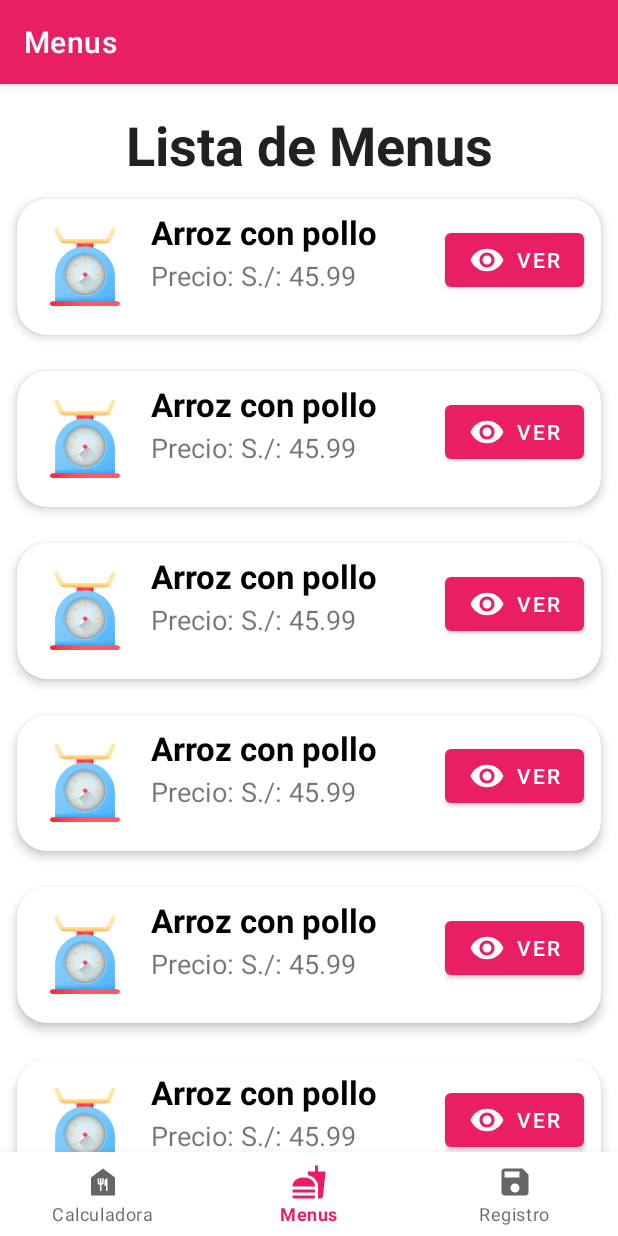
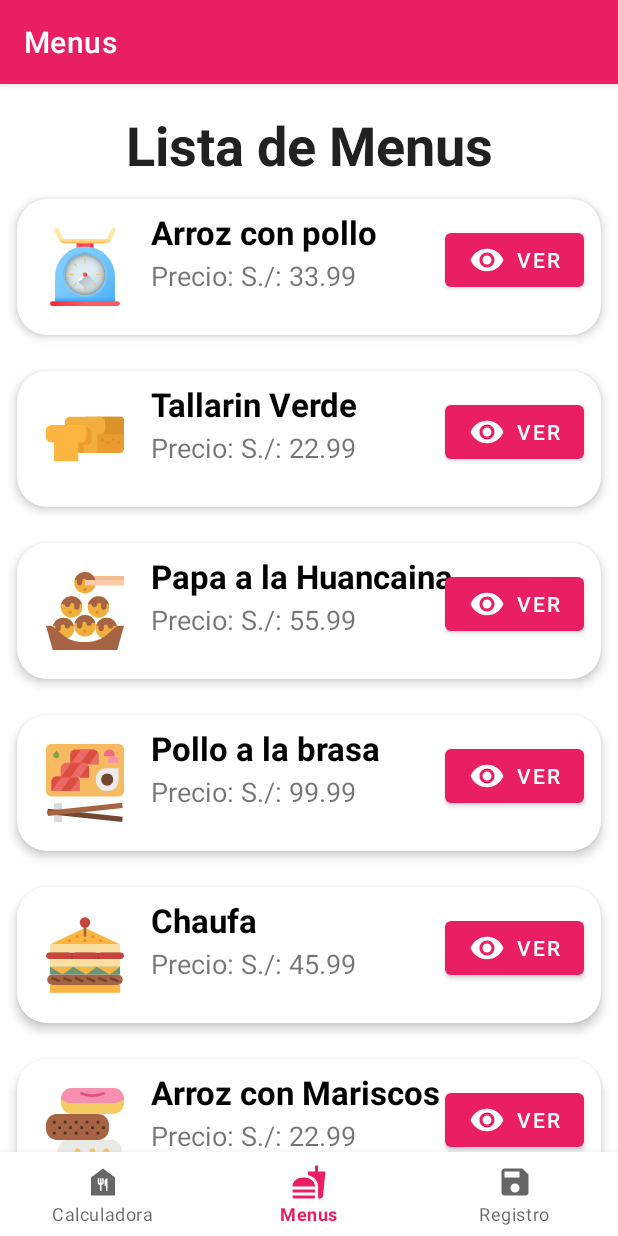
Before and after one commit to maximopeoficiales/RecyclerViewFragment, an Android app: the DashboardFragment screen opened through its navigation route, on a phone screen of 412 x 824 dp. Run offline under Robolectric (Android 15) with nearby library versions, the phone set to English and light mode, and no system bars; our stand-ins replace navigation-ui; libraries missing offline, so code that uses them is left out: es.dmoral.toasty.

Commit message:
se termino app

```diff
--- a/app/src/main/java/com/maximoprog/appbottomnavigationfragment/ui/dashboard/DashboardFragment.java
+++ b/app/src/main/java/com/maximoprog/appbottomnavigationfragment/ui/dashboard/DashboardFragment.java
@@ -38,12 +38,12 @@ public class DashboardFragment extends Fragment {
         });
 //        cargo mi adapter
         listMenu = new ArrayList<>();
-        listMenu.add(new Menu(listMenu.size() + 1, "Arroz con pollo", "45.99", "alguna descripcion", R.drawable.ic_food_scale));
-        listMenu.add(new Menu(listMenu.size() + 1, "Arroz con pollo", "45.99", "alguna descripcion", R.drawable.ic_food_scale));
-        listMenu.add(new Menu(listMenu.size() + 1, "Arroz con pollo", "45.99", "alguna descripcion", R.drawable.ic_food_scale));
-        listMenu.add(new Menu(listMenu.size() + 1, "Arroz con pollo", "45.99", "alguna descripcion", R.drawable.ic_food_scale));
-        listMenu.add(new Menu(listMenu.size() + 1, "Arroz con pollo", "45.99", "alguna descripcion", R.drawable.ic_food_scale));
-        listMenu.add(new Menu(listMenu.size() + 1, "Arroz con pollo", "45.99", "alguna descripcion", R.drawable.ic_food_scale));
+        listMenu.add(new Menu(listMenu.size() + 1, "Arroz con pollo", "33.99", "alguna descripcion", R.drawable.ic_food_scale));
+        listMenu.add(new Menu(listMenu.size() + 1, "Tallarin Verde", "22.99", "alguna descripcion lorme", R.drawable.ic__01_bread));
+        listMenu.add(new Menu(listMenu.size() + 1, "Papa a la Huancaina", "55.99", "alguna descripcion asd", R.drawable.ic__03_tokayaki));
+        listMenu.add(new Menu(listMenu.size() + 1, "Pollo a la brasa", "99.99", "alguna descripcion asdf", R.drawable.ic__08_sashimi));
+        listMenu.add(new Menu(listMenu.size() + 1, "Chaufa", "45.99", "alguna descripcion asdf", R.drawable.ic__09_sandwich));
+        listMenu.add(new Menu(listMenu.size() + 1, "Arroz con Mariscos", "22.99", "alguna descripcion asdf", R.drawable.ic__29_doughnut));
         MenuAdapter menuAdapter = new MenuAdapter(getContext());
         menuAdapter.addElementsMenu(listMenu);
         recyclerViewMenus = root.findViewById(R.id.rvListaMenus);
--- /dev/null
+++ b/app/src/main/res/drawable/ic__01_bread.xml
@@ -0,0 +1,36 @@
+<vector xmlns:android="http://schemas.android.com/apk/res/android"
+    android:width="464dp"
+    android:height="464dp"
+    android:viewportWidth="464"
+    android:viewportHeight="464">
+  <path
+      android:pathData="M232,100h208c13.255,0 24,10.745 24,24v168c0,13.255 -10.745,24 -24,24H232l0,0V100L232,100z"
+      android:fillColor="#EA9D2D"/>
+  <path
+      android:pathData="M304,100h144c8.837,0 16,7.163 16,16v88l0,0H304l0,0V100L304,100z"
+      android:fillColor="#DA922A"/>
+  <path
+      android:pathData="M320,100H144c-17.673,0 -32,14.327 -32,32v40c0,17.673 14.327,32 32,32h16v112h144V204h16c17.673,0 32,-14.327 32,-32v-40C352,114.327 337.673,100 320,100z"
+      android:fillColor="#F3AF3E"/>
+  <path
+      android:pathData="M152,180h16v24h-16V180z"
+      android:fillColor="#8F563B"/>
+  <path
+      android:pathData="M328,228h16v16h-16V228z"
+      android:fillColor="#DA922A"/>
+  <path
+      android:pathData="M360,244h16v16h-16V244z"
+      android:fillColor="#DA922A"/>
+  <path
+      android:pathData="M392,228h16v16h-16V228z"
+      android:fillColor="#DA922A"/>
+  <path
+      android:pathData="M424,244h16v16h-16V244z"
+      android:fillColor="#DA922A"/>
+  <path
+      android:pathData="M240,164H112v8c0,17.673 14.327,32 32,32h16v112h64v-48h16c17.673,0 32,-14.327 32,-32v-40C272,178.327 257.673,164 240,164z"
+      android:fillColor="#EA9D2D"/>
+  <path
+      android:pathData="M208,148H32c-17.673,0 -32,14.327 -32,32v40c0,17.673 14.327,32 32,32h16v112h144V252h16c17.673,0 32,-14.327 32,-32v-40C240,162.327 225.673,148 208,148z"
+      android:fillColor="#FBB540"/>
+</vector>
--- /dev/null
+++ b/app/src/main/res/drawable/ic__03_tokayaki.xml
@@ -0,0 +1,63 @@
+<vector xmlns:android="http://schemas.android.com/apk/res/android"
+    android:width="464dp"
+    android:height="464dp"
+    android:viewportWidth="464"
+    android:viewportHeight="464">
+  <path
+      android:pathData="M232,24h232v24H232V24z"
+      android:fillColor="#F6BB92"/>
+  <path
+      android:pathData="M232,64m-64,0a64,64 0,1 1,128 0a64,64 0,1 1,-128 0"
+      android:fillColor="#F3AF3E"/>
+  <path
+      android:pathData="M232,0c-29.16,0.029 -54.614,19.766 -61.904,48H184v16c0,8.837 7.163,16 16,16s16,-7.163 16,-16V51.2c0,-6.186 5.014,-11.2 11.2,-11.2h1.6c6.186,0 11.2,5.014 11.2,11.2c0,0 0,0 0,0c0,7.069 5.731,12.8 12.8,12.8h6.4c7.069,0 12.8,-5.731 12.8,-12.8V48h21.904C286.614,19.766 261.16,0.029 232,0z"
+      android:fillColor="#A66444"/>
+  <path
+      android:pathData="M232,320m-64,0a64,64 0,1 1,128 0a64,64 0,1 1,-128 0"
+      android:fillColor="#F3AF3E"/>
+  <path
+      android:pathData="M232,256c-29.16,0.029 -54.614,19.766 -61.904,48H184v16c0,8.837 7.163,16 16,16s16,-7.163 16,-16v-12.8c0,-6.186 5.014,-11.2 11.2,-11.2c0,0 0,0 0,0h1.6c6.186,0 11.2,5.014 11.2,11.2v0c0,7.069 5.731,12.8 12.8,12.8h6.4c7.069,0 12.8,-5.731 12.8,-12.8V304h21.904C286.614,275.766 261.16,256.029 232,256z"
+      android:fillColor="#A66444"/>
+  <path
+      android:pathData="M152,208m-64,0a64,64 0,1 1,128 0a64,64 0,1 1,-128 0"
+      android:fillColor="#F3AF3E"/>
+  <path
+      android:pathData="M152,144c29.16,0.029 54.614,19.766 61.904,48H200v16c0,8.837 -7.163,16 -16,16s-16,-7.163 -16,-16v-12.8c0,-6.186 -5.014,-11.2 -11.2,-11.2h-1.6c-6.186,0 -11.2,5.014 -11.2,11.2c0,7.069 -5.731,12.8 -12.8,12.8l0,0h-6.4c-7.069,0 -12.8,-5.731 -12.8,-12.8l0,0V192H90.096C97.386,163.766 122.84,144.029 152,144L152,144z"
+      android:fillColor="#A66444"/>
+  <path
+      android:pathData="M312,208m-64,0a64,64 0,1 1,128 0a64,64 0,1 1,-128 0"
+      android:fillColor="#F3AF3E"/>
+  <path
+      android:pathData="M312,144c29.16,0.029 54.614,19.766 61.904,48H360v16c0,8.837 -7.163,16 -16,16s-16,-7.163 -16,-16v-12.8c0,-6.186 -5.014,-11.2 -11.2,-11.2l0,0h-1.6c-6.186,0 -11.2,5.014 -11.2,11.2c0,0 0,0 0,0c0,7.069 -5.731,12.8 -12.8,12.8h-6.4c-7.069,0 -12.8,-5.731 -12.8,-12.8V192h-21.904C257.386,163.766 282.84,144.029 312,144z"
+      android:fillColor="#A66444"/>
+  <path
+      android:pathData="M104,336m-64,0a64,64 0,1 1,128 0a64,64 0,1 1,-128 0"
+      android:fillColor="#F3AF3E"/>
+  <path
+      android:pathData="M104,272c-29.16,0.029 -54.614,19.766 -61.904,48H56v16c0,8.837 7.163,16 16,16s16,-7.163 16,-16v-12.8c0,-6.186 5.014,-11.2 11.2,-11.2h0h1.6c6.186,0 11.2,5.014 11.2,11.2c0,0 0,0 0,0c0,7.069 5.731,12.8 12.8,12.8h6.4c7.069,0 12.8,-5.731 12.8,-12.8V320h21.904C158.614,291.766 133.16,272.029 104,272z"
+      android:fillColor="#A66444"/>
+  <path
+      android:pathData="M360,336m-64,0a64,64 0,1 1,128 0a64,64 0,1 1,-128 0"
+      android:fillColor="#F3AF3E"/>
+  <path
+      android:pathData="M360,272c-29.16,0.029 -54.614,19.766 -61.904,48H312v16c0,8.837 7.163,16 16,16s16,-7.163 16,-16v-12.8c0,-6.186 5.014,-11.2 11.2,-11.2h0h1.6c6.186,0 11.2,5.014 11.2,11.2v0c0,7.069 5.731,12.8 12.8,12.8h6.4c7.069,0 12.8,-5.731 12.8,-12.8V320h21.904C414.614,291.766 389.16,272.029 360,272z"
+      android:fillColor="#A66444"/>
+  <path
+      android:pathData="M232,48h232v32H232V48z"
+      android:fillColor="#FDC9A6"/>
+  <path
+      android:pathData="M136,232h16v16h-16V232z"
+      android:fillColor="#D18D28"/>
+  <path
+      android:pathData="M224,96h16v16h-16V96z"
+      android:fillColor="#D18D28"/>
+  <path
+      android:pathData="M224,344h16v16h-16V344z"
+      android:fillColor="#D18D28"/>
+  <path
+      android:pathData="M296,232h16v16h-16V232z"
+      android:fillColor="#D18D28"/>
+  <path
+      android:pathData="M424,464H40L0,320h32l60,48l11.792,9.432c31.206,24.966 69.98,38.567 109.944,38.568h33.16c42.016,-0.009 82.642,-15.048 114.536,-42.4L424,320h40L424,464z"
+      android:fillColor="#A66444"/>
+</vector>
--- /dev/null
+++ b/app/src/main/res/drawable/ic__08_sashimi.xml
@@ -0,0 +1,60 @@
+<vector xmlns:android="http://schemas.android.com/apk/res/android"
+    android:width="464.021dp"
+    android:height="464.021dp"
+    android:viewportWidth="464.021"
+    android:viewportHeight="464.021">
+  <path
+      android:pathData="M48.01,352h48v112h-48V352z"
+      android:fillColor="#DBDBDB"/>
+  <path
+      android:pathData="M453.045,464.021L7.576,416.452l3.398,-31.819l445.469,47.569L453.045,464.021z"
+      android:fillColor="#744630"/>
+  <path
+      android:pathData="M32.01,0h400c17.673,0 32,14.327 32,32v248c0,17.673 -14.327,32 -32,32h-400c-17.673,0 -32,-14.327 -32,-32V32C0.01,14.327 14.337,0 32.01,0z"
+      android:fillColor="#F7BA61"/>
+  <path
+      android:pathData="M368.01,280h-8c-35.346,0 -64,-28.654 -64,-64v-8c0.061,-35.356 28.644,-64.036 64,-64.216h72V216C432.01,251.346 403.357,280 368.01,280z"
+      android:fillColor="#EBEBEB"/>
+  <path
+      android:pathData="M176.01,32h104c17.673,0 32,14.327 32,32v56l0,0h-168l0,0V64C144.01,46.327 158.337,32 176.01,32z"
+      android:fillColor="#DC4D41"/>
+  <path
+      android:pathData="M264.01,32l-64,88h-56l64,-88H264.01z"
+      android:fillColor="#EA6B65"/>
+  <path
+      android:pathData="M256.01,120h56V64c-0.035,-5.388 -1.445,-10.677 -4.096,-15.368L256.01,120z"
+      android:fillColor="#EA6B65"/>
+  <path
+      android:pathData="M364.01,212m-36,0a36,36 0,1 1,72 0a36,36 0,1 1,-72 0"
+      android:fillColor="#744630"/>
+  <path
+      android:pathData="M50.274,80.464l2.4,1.6c5.373,3.58 12.371,3.58 17.744,0l2.4,-1.6c7.107,-4.736 9.241,-14.22 4.848,-21.544L61.61,40L45.426,58.92C41.033,66.244 43.167,75.728 50.274,80.464z"
+      android:fillColor="#79A73A"/>
+  <path
+      android:pathData="M356.29,40.152C342.61,53.536 342.746,63.808 345.45,73h61.12c0.912,-2.915 1.397,-5.946 1.44,-9c0.003,-17.673 -14.322,-32.002 -31.995,-32.005c-1.03,0 -2.059,0.049 -3.085,0.149C366.635,32.846 360.767,35.67 356.29,40.152L356.29,40.152z"
+      android:fillColor="#F86688"/>
+  <path
+      android:pathData="M380.29,79.152c-13.68,13.384 -13.544,23.656 -10.84,32.848h61.12c0.912,-2.915 1.397,-5.946 1.44,-9c0.003,-17.673 -14.322,-32.002 -31.995,-32.005c-1.03,0 -2.059,0.049 -3.085,0.149C390.635,71.846 384.767,74.67 380.29,79.152L380.29,79.152z"
+      android:fillColor="#F790B0"/>
+  <path
+      android:pathData="M7.578,396.823l445.469,-47.569l3.398,31.819L10.976,428.643L7.578,396.823z"
+      android:fillColor="#A66444"/>
+  <path
+      android:pathData="M64.01,192h104c17.673,0 32,14.327 32,32v56l0,0h-168l0,0v-56C32.01,206.327 46.337,192 64.01,192z"
+      android:fillColor="#DC4D41"/>
+  <path
+      android:pathData="M152.01,192l-64,88h-56l64,-88H152.01z"
+      android:fillColor="#EA6B65"/>
+  <path
+      android:pathData="M144.01,280h56v-56c-0.035,-5.388 -1.445,-10.677 -4.096,-15.368L144.01,280z"
+      android:fillColor="#EA6B65"/>
+  <path
+      android:pathData="M120.01,112h104c17.673,0 32,14.327 32,32v56l0,0h-168l0,0v-56C88.01,126.327 102.337,112 120.01,112z"
+      android:fillColor="#EA6B65"/>
+  <path
+      android:pathData="M208.01,112l-64,88h-56l64,-88H208.01z"
+      android:fillColor="#DC4D41"/>
+  <path
+      android:pathData="M200.01,200h56v-56c-0.035,-5.388 -1.445,-10.677 -4.096,-15.368L200.01,200z"
+      android:fillColor="#DC4D41"/>
+</vector>
--- /dev/null
+++ b/app/src/main/res/drawable/ic__09_sandwich.xml
@@ -0,0 +1,84 @@
+<vector xmlns:android="http://schemas.android.com/apk/res/android"
+    android:width="480dp"
+    android:height="480dp"
+    android:viewportWidth="480"
+    android:viewportHeight="480">
+  <path
+      android:pathData="M24,224h432v40H24V224z"
+      android:fillColor="#A83B32"/>
+  <path
+      android:pathData="M456,176H24L240,72L456,176z"
+      android:fillColor="#FBB540"/>
+  <path
+      android:pathData="M240,128c-4.418,0 -8,-3.582 -8,-8V48c0,-4.418 3.582,-8 8,-8s8,3.582 8,8v72C248,124.418 244.418,128 240,128z"
+      android:fillColor="#A66444"/>
+  <path
+      android:pathData="M24,176h432v48H24V176z"
+      android:fillColor="#F9E0A0"/>
+  <path
+      android:pathData="M24,264h432v48H24V264z"
+      android:fillColor="#F9E0A0"/>
+  <path
+      android:pathData="M40,360h400c17.673,0 32,14.327 32,32l0,0c0,17.673 -14.327,32 -32,32H40c-17.673,0 -32,-14.327 -32,-32l0,0C8,374.327 22.327,360 40,360z"
+      android:fillColor="#A66444"/>
+  <path
+      android:pathData="M24,424h432v48H24V424z"
+      android:fillColor="#FBB540"/>
+  <path
+      android:pathData="M24,312h432v48H24V312z"
+      android:fillColor="#6B9777"/>
+  <path
+      android:pathData="M20,224h120c11.046,0 20,8.954 20,20l0,0c0,11.046 -8.954,20 -20,20H20c-11.046,0 -20,-8.954 -20,-20l0,0C0,232.954 8.954,224 20,224z"
+      android:fillColor="#C7463B"/>
+  <path
+      android:pathData="M180,224h120c11.046,0 20,8.954 20,20l0,0c0,11.046 -8.954,20 -20,20H180c-11.046,0 -20,-8.954 -20,-20l0,0C160,232.954 168.954,224 180,224z"
+      android:fillColor="#C7463B"/>
+  <path
+      android:pathData="M340,224h120c11.046,0 20,8.954 20,20l0,0c0,11.046 -8.954,20 -20,20H340c-11.046,0 -20,-8.954 -20,-20l0,0C320,232.954 328.954,224 340,224z"
+      android:fillColor="#C7463B"/>
+  <path
+      android:pathData="M24,312l80,48l64,-48H24z"
+      android:fillColor="#FBB540"/>
+  <path
+      android:pathData="M168,312l80,48l64,-48H168z"
+      android:fillColor="#FBB540"/>
+  <path
+      android:pathData="M312,312l80,48l64,-48H312z"
+      android:fillColor="#FBB540"/>
+  <path
+      android:pathData="M80,408c-1.016,0 -2.023,-0.193 -2.968,-0.568l-40,-16c-4.105,-1.639 -6.103,-6.295 -4.464,-10.4c1.639,-4.105 6.295,-6.103 10.4,-4.464l40,16c4.105,1.635 6.106,6.288 4.471,10.393C86.226,406.006 83.278,408.003 80,408z"
+      android:fillColor="#744630"/>
+  <path
+      android:pathData="M152,408c-1.016,0 -2.023,-0.193 -2.968,-0.568l-40,-16c-4.105,-1.639 -6.103,-6.295 -4.464,-10.4c1.639,-4.105 6.295,-6.103 10.4,-4.464l40,16c4.105,1.635 6.107,6.288 4.471,10.393C158.226,406.006 155.278,408.003 152,408z"
+      android:fillColor="#744630"/>
+  <path
+      android:pathData="M224,408c-1.016,0 -2.023,-0.193 -2.968,-0.568l-40,-16c-4.105,-1.639 -6.103,-6.295 -4.464,-10.4c1.639,-4.105 6.295,-6.103 10.4,-4.464l40,16c4.105,1.635 6.107,6.288 4.471,10.393C230.226,406.006 227.278,408.003 224,408z"
+      android:fillColor="#744630"/>
+  <path
+      android:pathData="M296,408c-1.016,0 -2.023,-0.193 -2.968,-0.568l-40,-16c-4.105,-1.639 -6.103,-6.295 -4.464,-10.4c1.639,-4.105 6.295,-6.103 10.4,-4.464l40,16c4.105,1.635 6.107,6.288 4.471,10.393C302.226,406.006 299.278,408.003 296,408L296,408z"
+      android:fillColor="#744630"/>
+  <path
+      android:pathData="M368,408c-1.016,0 -2.023,-0.193 -2.968,-0.568l-40,-16c-4.105,-1.639 -6.103,-6.295 -4.464,-10.4c1.639,-4.105 6.295,-6.103 10.4,-4.464l40,16c4.105,1.635 6.107,6.288 4.471,10.393C374.226,406.006 371.278,408.003 368,408L368,408z"
+      android:fillColor="#744630"/>
+  <path
+      android:pathData="M440,408c-1.016,0 -2.023,-0.193 -2.968,-0.568l-40,-16c-4.105,-1.639 -6.103,-6.295 -4.464,-10.4c1.639,-4.105 6.295,-6.103 10.4,-4.464l40,16c4.105,1.635 6.107,6.288 4.471,10.393C446.226,406.006 443.278,408.003 440,408L440,408z"
+      android:fillColor="#744630"/>
+  <path
+      android:pathData="M136,144h16v16h-16V144z"
+      android:fillColor="#DA922A"/>
+  <path
+      android:pathData="M184,120h16v16h-16V120z"
+      android:fillColor="#DA922A"/>
+  <path
+      android:pathData="M232,144h16v16h-16V144z"
+      android:fillColor="#DA922A"/>
+  <path
+      android:pathData="M280,120h16v16h-16V120z"
+      android:fillColor="#DA922A"/>
+  <path
+      android:pathData="M328,144h16v16h-16V144z"
+      android:fillColor="#DA922A"/>
+  <path
+      android:pathData="M240,40m-32,0a32,32 0,1 1,64 0a32,32 0,1 1,-64 0"
+      android:fillColor="#C7463B"/>
+</vector>
--- /dev/null
+++ b/app/src/main/res/drawable/ic__29_doughnut.xml
@@ -0,0 +1,69 @@
+<vector xmlns:android="http://schemas.android.com/apk/res/android"
+    android:width="456dp"
+    android:height="456dp"
+    android:viewportWidth="456"
+    android:viewportHeight="456">
+  <path
+      android:pathData="M136,304h240c35.346,0 64,28.654 64,64v24c0,35.346 -28.654,64 -64,64H136c-35.346,0 -64,-28.654 -64,-64v-24C72,332.654 100.654,304 136,304z"
+      android:fillColor="#F4CA62"/>
+  <path
+      android:pathData="M64,152h240c35.346,0 64,28.654 64,64v24c0,35.346 -28.654,64 -64,64H64c-35.346,0 -64,-28.654 -64,-64v-24C0,180.654 28.654,152 64,152z"
+      android:fillColor="#A66444"/>
+  <path
+      android:pathData="M152,0h240c35.346,0 64,28.654 64,64v24c0,35.346 -28.654,64 -64,64H152c-35.346,0 -64,-28.654 -64,-64V64C88,28.654 116.654,0 152,0z"
+      android:fillColor="#F4CA62"/>
+  <path
+      android:pathData="M402.664,88H141.336c-13.848,0 -27.322,-4.491 -38.4,-12.8L88,64c0,-35.346 28.654,-64 64,-64h240c35.346,0 64,28.654 64,64l-14.936,11.2C429.986,83.509 416.512,88 402.664,88z"
+      android:fillColor="#F790B0"/>
+  <path
+      android:pathData="M272,52.576c-21.105,0.002 -42.038,-3.792 -61.8,-11.2l-5.016,-1.88c-4.193,-1.391 -6.465,-5.919 -5.074,-10.112c1.391,-4.193 5.919,-6.465 10.112,-5.074c0.19,0.063 0.377,0.133 0.562,0.21l5.008,1.88c36.222,13.583 76.138,13.583 112.36,0l5,-1.872c4.078,-1.701 8.762,0.225 10.464,4.302c1.701,4.078 -0.225,8.762 -4.302,10.464c-0.184,0.077 -0.372,0.147 -0.561,0.21l-5.008,1.88C313.999,48.782 293.085,52.572 272,52.576z"
+      android:fillColor="#E44E79"/>
+  <path
+      android:pathData="M376,304H136c-35.346,0 -64,28.654 -64,64v8h48v8c0,13.255 10.745,24 24,24s24,-10.745 24,-24v-16c0,-8.837 7.163,-16 16,-16h0.592c8.509,0.009 15.404,6.907 15.408,15.416v0.496c-0.049,13.255 10.657,24.039 23.912,24.088c0.029,0 0.059,0 0.088,0h8c13.255,0 24,-10.745 24,-24c0,-8.837 7.163,-16 16,-16s16,7.163 16,16v24c0,13.255 10.745,24 24,24s24,-10.745 24,-24v-24c0,-8.837 7.163,-16 16,-16s16,7.163 16,16c0,4.418 3.582,8 8,8h64v-8C440,332.654 411.346,304 376,304L376,304z"
+      android:fillColor="#EAEAE8"/>
+  <path
+      android:pathData="M40,192h16v16H40V192z"
+      android:fillColor="#533222"/>
+  <path
+      android:pathData="M72,224h16v16H72V224z"
+      android:fillColor="#533222"/>
+  <path
+      android:pathData="M136,224h16v16h-16V224z"
+      android:fillColor="#533222"/>
+  <path
+      android:pathData="M104,192h16v16h-16V192z"
+      android:fillColor="#533222"/>
+  <path
+      android:pathData="M168,192h16v16h-16V192z"
+      android:fillColor="#533222"/>
+  <path
+      android:pathData="M200,224h16v16h-16V224z"
+      android:fillColor="#533222"/>
+  <path
+      android:pathData="M232,192h16v16h-16V192z"
+      android:fillColor="#533222"/>
+  <path
+      android:pathData="M264,224h16v16h-16V224z"
+      android:fillColor="#533222"/>
+  <path
+      android:pathData="M328,224h16v16h-16V224z"
+      android:fillColor="#533222"/>
+  <path
+      android:pathData="M296,192h16v16h-16V192z"
+      android:fillColor="#533222"/>
+  <path
+      android:pathData="M40,256h16v16H40V256z"
+      android:fillColor="#533222"/>
+  <path
+      android:pathData="M104,256h16v16h-16V256z"
+      android:fillColor="#533222"/>
+  <path
+      android:pathData="M168,256h16v16h-16V256z"
+      android:fillColor="#533222"/>
+  <path
+      android:pathData="M232,256h16v16h-16V256z"
+      android:fillColor="#533222"/>
+  <path
+      android:pathData="M296,256h16v16h-16V256z"
+      android:fillColor="#533222"/>
+</vector>
```
